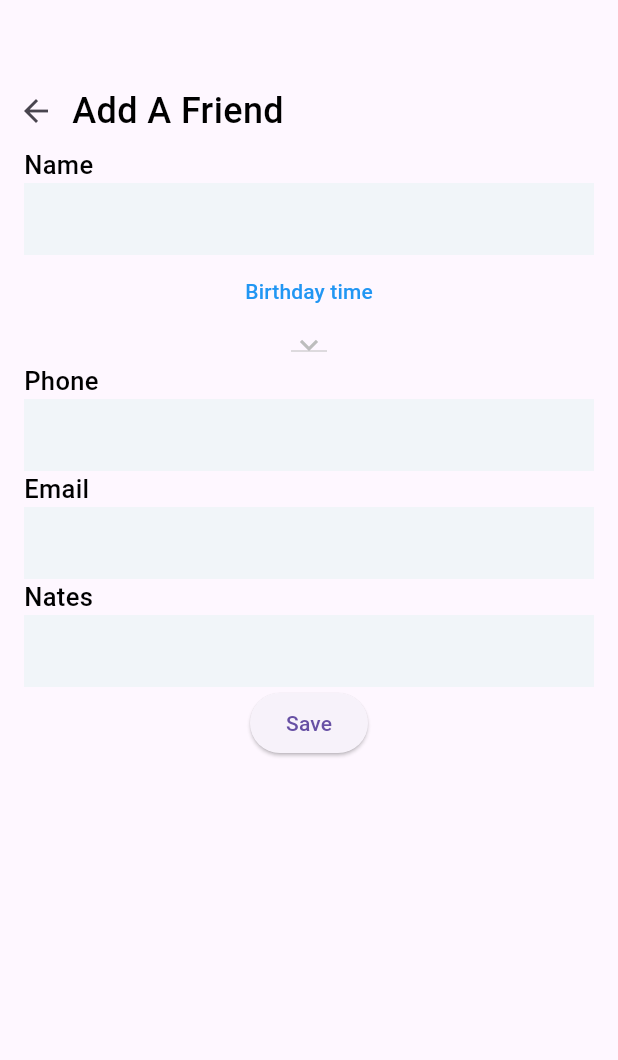
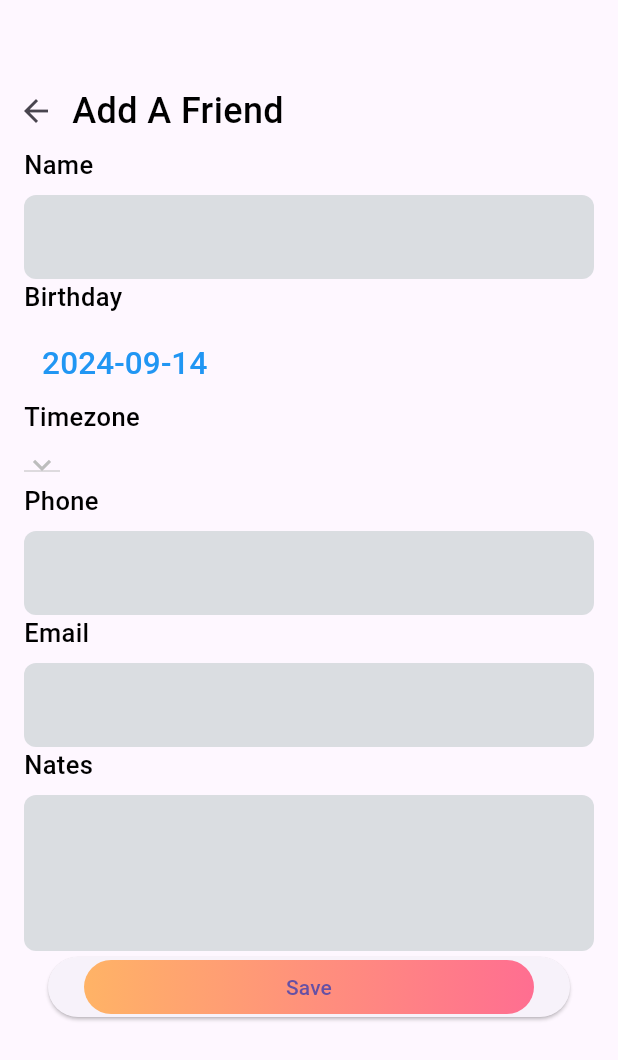
Before and after one commit to uoa-compsci399-s2-2024/capstone-project-team-41, a Flutter app: the AddContactView screen opened directly, on a phone screen of 412 x 824 dp. Shown: the top 1060 px of the screen. Run offline on Flutter 3.47's test engine with Material 3 defaults, Android fonts, the phone set to English and light mode, and no system bars; our stand-ins replace firebase_core, firebase_messaging, fixnum, flutter_datetime_picker_plus, flutter_local_notifications, isar and 2 more; missing offline and left inert: auth0_flutter, grpc, instant, protobuf; accounts and stored records are empty; generated files the repository leaves out were written again; statements that could not run were skipped.

Commit message:
Style Add contact view

```diff
--- a/Mobile/lib/Features/Contacts/AddContact/AddContactView.dart
+++ b/Mobile/lib/Features/Contacts/AddContact/AddContactView.dart
@@ -2,6 +2,7 @@ import 'package:RemindMate/Features/Contacts/AddContact/AddContactViewModel.dart
 import 'package:RemindMate/Features/Contacts/Reminder/AddReminderViewModel.dart';
 import 'package:RemindMate/Features/Main/AppState.dart';
 import 'package:RemindMate/Features/Main/Models/UIOAppState.dart';
+import 'package:RemindMate/Features/Views/SaveButton.dart';
 import 'package:RemindMate/Features/Views/TextFieldView.dart';
 import 'package:RemindMate/Features/Views/TextStyles.dart';
 import 'package:flutter/material.dart';
@@ -55,12 +56,27 @@ class _AddContactViewState extends State<AddContactView> {
                   viewModel.name = value;
                 },
                 hintText: "Name"),
+            Padding(
+              padding: const EdgeInsets.only(left: 16, right: 16),
+              child: Column(children: [
+                Row(
+                  children: [
+                    Text(
+                      "Birthday",
+                      style: Textstyles.P1,
+                    ),
+                  ],
+                ),
+                Padding(
+                    padding: const EdgeInsets.only(top: 8),
+                    child: Row(
+                      children: [
                         TextButton(
                             onPressed: () {
-                  picker.DatePicker.showDateTimePicker(context,
+                              picker.DatePicker.showDatePicker(context,
                                   showTitleActions: true,
-                      minTime: DateTime(2018, 3, 5),
-                      maxTime: DateTime(2019, 6, 7),
+                                  minTime: DateTime(1900, 0, 0),
+                                  maxTime: DateTime(2025, 0, 0),
                                   theme: const picker.DatePickerTheme(
                                       headerColor: Colors.orange,
                                       backgroundColor: Colors.blue,
@@ -68,19 +84,39 @@ class _AddContactViewState extends State<AddContactView> {
                                           color: Colors.white,
                                           fontWeight: FontWeight.bold,
                                           fontSize: 18),
-                          doneStyle:
-                              TextStyle(color: Colors.white, fontSize: 16)),
-                      onChanged: (date) {
+                                      doneStyle: TextStyle(
+                                          color: Colors.white,
+                                          fontSize: 16)), onChanged: (date) {
                                 viewModel.birthDay = date;
                               },
                                   onConfirm: (date) {},
                                   currentTime: viewModel.birthDay,
                                   locale: picker.LocaleType.en);
                             },
-                child: const Text(
-                  'Birthday time',
-                  style: TextStyle(color: Colors.blue),
+                            child: Text(
+                              viewModel.birthDay.toString().split(" ")[0],
+                              style:
+                                  TextStyle(color: Colors.blue, fontSize: 21),
                             )),
+                      ],
+                    ))
+              ]),
+            ),
+            Padding(
+              padding: const EdgeInsets.only(left: 16, right: 16),
+              child: Column(children: [
+                Row(
+                  children: [
+                    Text(
+                      "Timezone",
+                      style: Textstyles.P1,
+                    ),
+                  ],
+                ),
+                Padding(
+                    padding: const EdgeInsets.only(top: 8),
+                    child: Row(
+                      children: [
                         DropdownButton(
                           value: viewModel.timeZone,
                           icon: const Icon(Icons.keyboard_arrow_down),
@@ -95,6 +131,10 @@ class _AddContactViewState extends State<AddContactView> {
                               viewModel.timeZone = newValue!;
                             });
                           },
+                        ),
+                      ],
+                    ))
+              ]),
             ),
             Textfieldview(
               controller: phoneTextEditingController,
@@ -116,12 +156,14 @@ class _AddContactViewState extends State<AddContactView> {
                 viewModel.notes = value;
               },
               hintText: "Nates",
+              tall: true,
             ),
-            ElevatedButton(
-                onPressed: () {
+            Padding(
+              padding: const EdgeInsets.only(left: 32, right: 32),
+              child: SaveButtonView(onPress: () {
                 viewModel.saveContact();
-                },
-                child: const Text("Save"))
+              }),
+            ),
           ],
         ),
       ));
--- a/Mobile/lib/Features/Home/HomeViewModel.dart
+++ b/Mobile/lib/Features/Home/HomeViewModel.dart
@@ -20,7 +20,8 @@ class HomeViewModel extends ChangeNotifier {
   Future<void> getAuthDetails() async {
     final credentials =
         await Auth0Connector.instance.auth0.credentialsManager.credentials();
-    username = credentials.user.givenName ?? "";
+    username = credentials.user.name ?? "";
+    notifyListeners();
   }
 
   void watchChanges() {
--- a/Mobile/lib/Features/Views/ColorPalette.dart
+++ b/Mobile/lib/Features/Views/ColorPalette.dart
@@ -7,6 +7,6 @@ final class ColorPalette {
   static Color secondaryPink = Color.fromARGB(255, 255, 205, 209);
   static Color primaryOrange = const Color(0xFFFFB366);
   static Color lightGray = const Color(0xFFF4F3F1);
-  static Color midGray = const Color(0xFFF1F5F9);
+  static Color midGray = Color.fromARGB(255, 218, 221, 225);
   static Color coolGray = const Color(0xFFe9edf2);
 }
--- /dev/null
+++ b/Mobile/lib/Features/Views/SaveButton.dart
@@ -0,0 +1,43 @@
+import 'package:RemindMate/Features/Views/ColorPalette.dart';
+import 'package:RemindMate/Features/Views/TextStyles.dart';
+import 'package:flutter/material.dart';
+
+class SaveButtonView extends StatelessWidget {
+  final Function() onPress;
+
+  const SaveButtonView({
+    super.key,
+    required this.onPress,
+  });
+
+  @override
+  Widget build(BuildContext context) {
+    return ElevatedButton(
+      onPressed: onPress,
+      child: Ink(
+        decoration: const BoxDecoration(
+          gradient: LinearGradient(
+            begin: Alignment.centerLeft,
+            end: Alignment.centerRight,
+            colors: <Color>[
+              Color(0xFFFFB366),
+              Color(0xFFFF6E91),
+            ],
+            tileMode: TileMode.mirror,
+          ),
+          borderRadius: BorderRadius.all(Radius.circular(80.0)),
+        ),
+        child: Container(
+          constraints: const BoxConstraints(
+              minWidth: 88.0,
+              minHeight: 36.0), // min sizes for Material buttons
+          alignment: Alignment.center,
+          child: const Text(
+            'Save',
+            textAlign: TextAlign.center,
+          ),
+        ),
+      ),
+    );
+  }
+}
--- a/Mobile/lib/Features/Views/TextFieldView.dart
+++ b/Mobile/lib/Features/Views/TextFieldView.dart
@@ -6,12 +6,14 @@ class Textfieldview extends StatelessWidget {
   final TextEditingController controller;
   final ValueChanged<String> onChange;
   final String hintText;
+  final bool tall;
 
   const Textfieldview(
       {super.key,
       required this.controller,
       required this.onChange,
-      required this.hintText});
+      required this.hintText,
+      this.tall = false});
 
   @override
   Widget build(BuildContext context) {
@@ -27,13 +29,24 @@ class Textfieldview extends StatelessWidget {
               ),
             ],
           ),
-          TextField(
-            controller: controller,
-            onChanged: onChange,
-            decoration: InputDecoration(
-              border: InputBorder.none,
-              filled: true,
-              fillColor: ColorPalette.midGray,
+          Padding(
+            padding: const EdgeInsets.only(top: 8),
+            child: TextField(
+              minLines: tall ? 3 : 1,
+              maxLines: tall ? 3 : 1,
+              controller: controller,
+              onChanged: onChange,
+              decoration: InputDecoration(
+                border: OutlineInputBorder(
+                  borderRadius: BorderRadius.circular(8),
+                  borderSide: BorderSide(
+                    width: 0,
+                    style: BorderStyle.none,
+                  ),
+                ),
+                filled: true,
+                fillColor: ColorPalette.midGray,
+              ),
             ),
           ),
         ],
```
Lines whose indentation alone changed are shown as unchanged.
